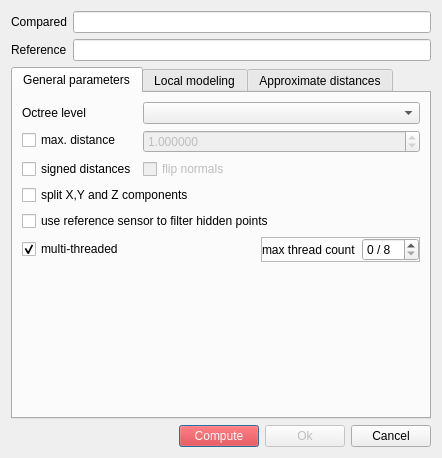
Qt form qCC/ui_templates/comparisonDlg.ui (CloudCompare/CloudCompare) before a commit.
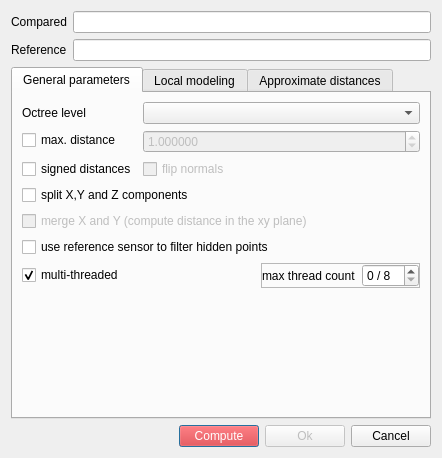
The same form after that commit. Icons and pictures are not drawn.

The edit to the form file:
```diff
--- a/qCC/ui_templates/comparisonDlg.ui
+++ b/qCC/ui_templates/comparisonDlg.ui
@@ -138,6 +138,16 @@
          </property>
         </widget>
        </item>
+       <item>
+        <widget class="QCheckBox" name="compute2DCheckBox">
+         <property name="enabled">
+          <bool>false</bool>
+         </property>
+         <property name="text">
+          <string>merge X and Y (compute distance in the xy plane)</string>
+         </property>
+        </widget>
+       </item>
        <item>
         <widget class="QCheckBox" name="filterVisibilityCheckBox">
          <property name="toolTip">
```
